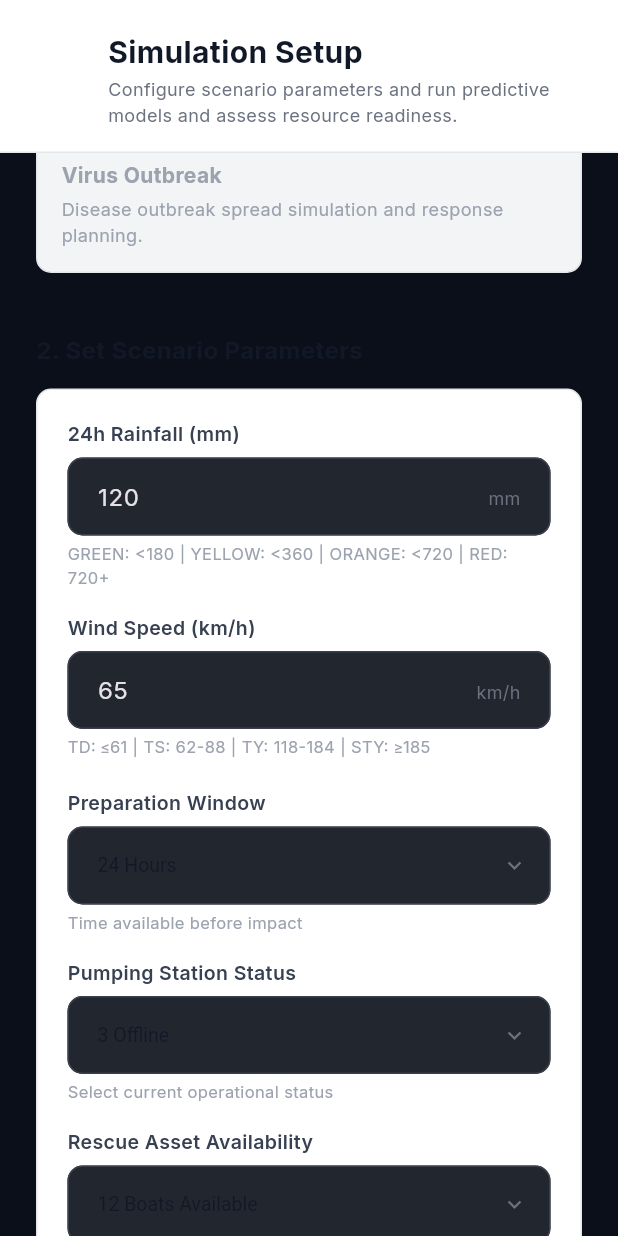
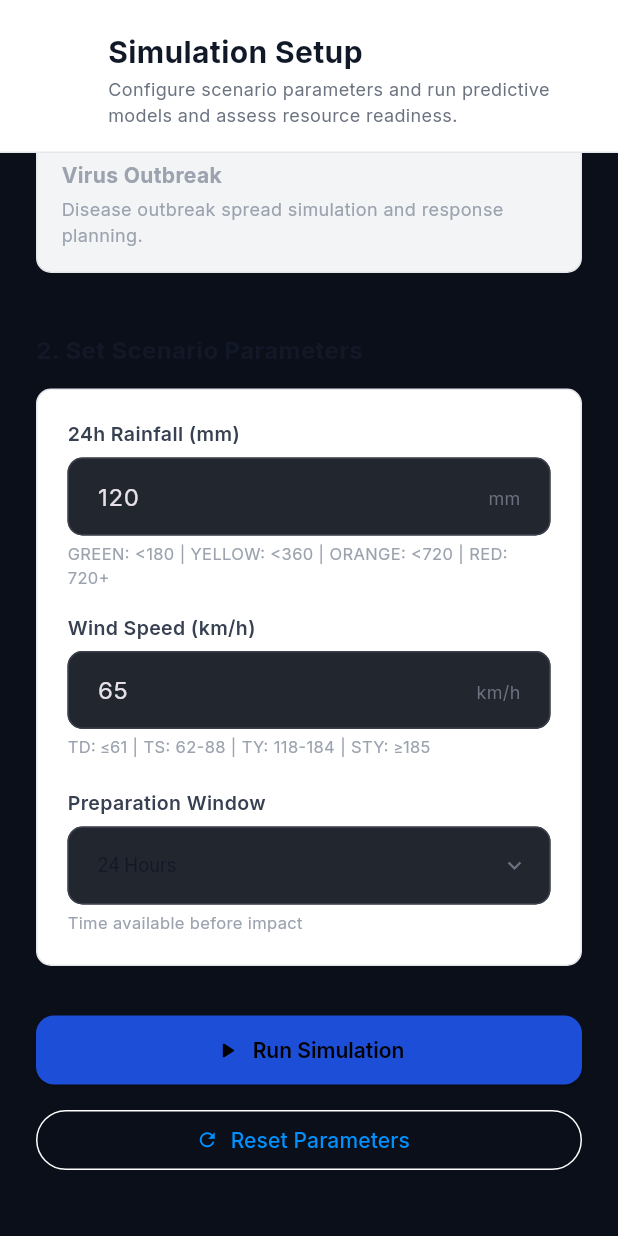
Before and after one commit to Sisig-Mayo/ACTA, a Flutter app: the SimulationSetupContent widget shown alone on an empty page, opened directly, scrolled down 457 dp, on a phone screen of 412 x 824 dp. Run offline on Flutter 3.47's test engine with Material 3 defaults, Android fonts, the phone set to English and light mode, and no system bars; our stand-ins replace dio, flutter_map, flutter_riverpod, google_fonts, latlong2, shared_preferences; missing offline and left inert: dart:html; accounts and stored records are empty.

Commit message:
refactor: simulation

```diff
--- a/lib/views/run_simulation_screen.dart
+++ b/lib/views/run_simulation_screen.dart
@@ -717,16 +717,6 @@ class _SimSummaryCard extends StatelessWidget {
           ),
           _row(Icons.air, 'Wind Speed', '${get('wind_kph', '65')} km/h'),
           _row(Icons.location_city_outlined, 'Coverage', 'All 897 Barangays'),
-          _row(
-            Icons.water_outlined,
-            'Pumping Stations',
-            get('pumping_status', '3 Offline'),
-          ),
-          _row(
-            Icons.directions_boat_outlined,
-            'Rescue Assets',
-            get('rescue_assets', '12 Boats'),
-          ),
           const Divider(height: 16, color: Color(0xFFE5E7EB)),
           _row(Icons.access_time, 'Start Time', _nowLabel()),
         ],
--- a/lib/views/simulation_setup_screen.dart
+++ b/lib/views/simulation_setup_screen.dart
@@ -22,11 +22,8 @@ import 'app_shell.dart';
 final _rainfallProvider = StateProvider<String>((ref) => '120');
 final _windSpeedProvider = StateProvider<String>((ref) => '65');
 final _prepWindowProvider = StateProvider<String>((ref) => '24 Hours');
-final _pumpingStatusProvider = StateProvider<String>((ref) => '3 Offline');
-final _rescueAssetsProvider = StateProvider<String>(
-  (ref) => '12 Boats Available',
-);
-final _notesProvider = StateProvider<String>((ref) => '');
+
+
 
 // -----------------------------------------------------------
 // Simulation Setup Content
@@ -44,21 +41,18 @@ class _SimulationSetupContentState
     extends ConsumerState<SimulationSetupContent> {
   late final TextEditingController _rainfallCtrl;
   late final TextEditingController _windCtrl;
-  late final TextEditingController _notesCtrl;
 
   @override
   void initState() {
     super.initState();
     _rainfallCtrl = TextEditingController(text: ref.read(_rainfallProvider));
     _windCtrl = TextEditingController(text: ref.read(_windSpeedProvider));
-    _notesCtrl = TextEditingController(text: ref.read(_notesProvider));
   }
 
   @override
   void dispose() {
     _rainfallCtrl.dispose();
     _windCtrl.dispose();
-    _notesCtrl.dispose();
     super.dispose();
   }
 
@@ -87,8 +81,6 @@ class _SimulationSetupContentState
       'rainfall_mm': rainfall,
       'wind_kph': wind,
       'prep_hours': prepWindow,
-      'pumping_status': ref.read(_pumpingStatusProvider),
-      'rescue_assets': ref.read(_rescueAssetsProvider),
     };
 
     try {
@@ -152,12 +144,10 @@ class _SimulationSetupContentState
     ref.read(simProfileProvider.notifier).state = SimProfile.hydrologicFlood;
     _rainfallCtrl.text = '120';
     _windCtrl.text = '65';
-    _notesCtrl.text = '';
     ref.read(_rainfallProvider.notifier).state = '120';
     ref.read(_windSpeedProvider.notifier).state = '65';
     ref.read(_prepWindowProvider.notifier).state = '24 Hours';
-    ref.read(_pumpingStatusProvider.notifier).state = '3 Offline';
-    ref.read(_rescueAssetsProvider.notifier).state = '12 Boats Available';
+
   }
 
   @override
@@ -202,7 +192,6 @@ class _SimulationSetupContentState
                 _ParametersForm(
                   rainfallCtrl: _rainfallCtrl,
                   windCtrl: _windCtrl,
-                  notesCtrl: _notesCtrl,
                 ),
                 const SizedBox(height: 32),
 
@@ -447,20 +436,15 @@ class _ProfileCard extends StatelessWidget {
 class _ParametersForm extends ConsumerWidget {
   final TextEditingController rainfallCtrl;
   final TextEditingController windCtrl;
-  final TextEditingController notesCtrl;
 
   const _ParametersForm({
     required this.rainfallCtrl,
     required this.windCtrl,
-    required this.notesCtrl,
   });
 
   @override
   Widget build(BuildContext context, WidgetRef ref) {
     final prepWindow = ref.watch(_prepWindowProvider);
-    final pumpingStatus = ref.watch(_pumpingStatusProvider);
-    final rescueAssets = ref.watch(_rescueAssetsProvider);
-    var notesLength = ref.watch(_notesProvider).length;
     final isMobile = MediaQuery.of(context).size.width < 768;
 
     return Container(
@@ -524,7 +508,7 @@ class _ParametersForm extends ConsumerWidget {
 
           const SizedBox(height: 20),
 
-          // Row 2: Prep Window | Pumping | Rescue (stacked on mobile)
+          // Row 2: Preparation Window (stacked on mobile)
           if (isMobile) ...[
             _paramDropdown(
               label: 'Preparation Window',
@@ -544,41 +528,8 @@ class _ParametersForm extends ConsumerWidget {
               onChanged: (v) =>
                   ref.read(_prepWindowProvider.notifier).state = v!,
             ),
-            const SizedBox(height: 16),
+          ] else ...[
             _paramDropdown(
-              label: 'Pumping Station Status',
-              helper: 'Select current operational status',
-              value: pumpingStatus,
-              items: const [
-                'All Online',
-                '1 Offline',
-                '2 Offline',
-                '3 Offline',
-                '4+ Offline',
-              ],
-              onChanged: (v) =>
-                  ref.read(_pumpingStatusProvider.notifier).state = v!,
-            ),
-            const SizedBox(height: 16),
-            _paramDropdown(
-              label: 'Rescue Asset Availability',
-              helper: 'Select available rescue assets',
-              value: rescueAssets,
-              items: const [
-                '4 Boats Available',
-                '8 Boats Available',
-                '12 Boats Available',
-                '16+ Boats Available',
-              ],
-              onChanged: (v) =>
-                  ref.read(_rescueAssetsProvider.notifier).state = v!,
-            ),
-          ] else ...[
-            Row(
-              crossAxisAlignment: CrossAxisAlignment.start,
-              children: [
-                Expanded(
-                  child: _paramDropdown(
               label: 'Preparation Window',
               helper: 'Time available before impact',
               value: prepWindow,
@@ -596,73 +547,7 @@ class _ParametersForm extends ConsumerWidget {
               onChanged: (v) =>
                   ref.read(_prepWindowProvider.notifier).state = v!,
             ),
-                ),
-                const SizedBox(width: 16),
-                Expanded(
-                  child: _paramDropdown(
-                    label: 'Pumping Station Status',
-                    helper: 'Select current operational status',
-                    value: pumpingStatus,
-                    items: const [
-                      'All Online',
-                      '1 Offline',
-                      '2 Offline',
-                      '3 Offline',
-                      '4+ Offline',
           ],
-                    onChanged: (v) =>
-                        ref.read(_pumpingStatusProvider.notifier).state = v!,
-                  ),
-                ),
-                const SizedBox(width: 16),
-                Expanded(
-                  child: _paramDropdown(
-                    label: 'Rescue Asset Availability',
-                    helper: 'Select available rescue assets',
-                    value: rescueAssets,
-                    items: const [
-                      '4 Boats Available',
-                      '8 Boats Available',
-                      '12 Boats Available',
-                      '16+ Boats Available',
-                    ],
-                    onChanged: (v) =>
-                        ref.read(_rescueAssetsProvider.notifier).state = v!,
-                  ),
-                ),
-              ],
-            ),
-          ],
-
-          const SizedBox(height: 20),
-
-          // Notes
-          const Text(
-            'Additional Notes (Optional)',
-            style: TextStyle(
-              fontSize: 13,
-              fontWeight: FontWeight.w600,
-              color: Color(0xFF374151),
-            ),
-          ),
-          const SizedBox(height: 8),
-          TextField(
-            controller: notesCtrl,
-            maxLines: 4,
-            maxLength: 250,
-            onChanged: (v) => ref.read(_notesProvider.notifier).state = v,
-            decoration: const InputDecoration(
-              hintText: 'Add any scenario assumptions or notes...',
-              counterText: '',
-            ),
-          ),
-          Align(
-            alignment: Alignment.centerRight,
-            child: Text(
-              '$notesLength / 250',
-              style: const TextStyle(fontSize: 11, color: Color(0xFF9CA3AF)),
-            ),
-          ),
         ],
       ),
     );
```
Lines whose indentation alone changed are shown as unchanged.
